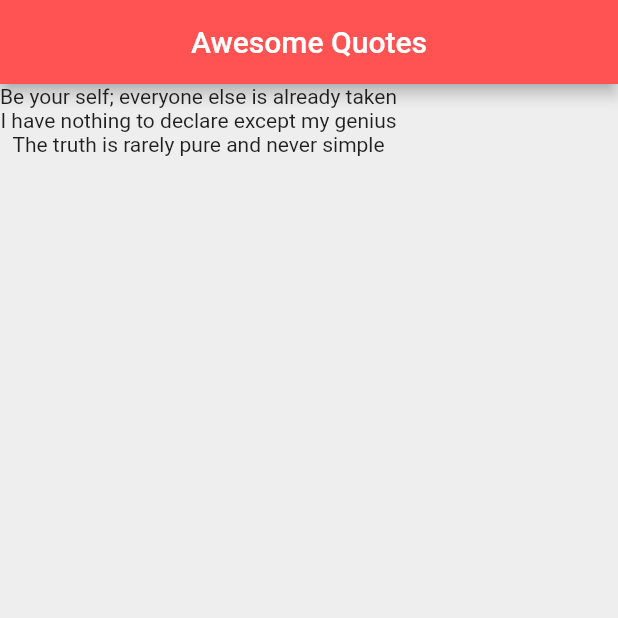
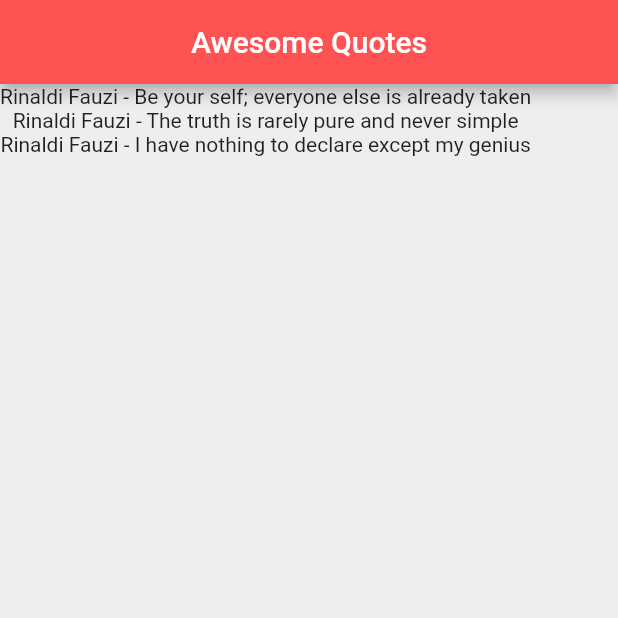
Before and after one commit to rinaldi123fauzi/rinaldiID_Flutter, a Flutter app: the screen it shows after launch, on a phone screen of 412 x 824 dp, the top half of it. Run offline on Flutter 3.47's test engine with Material 2 defaults, Android fonts, the phone set to English and light mode, and no system bars.

Commit message:
learning on chapter 18 - custome classes

```diff
--- a/lib/main.dart
+++ b/lib/main.dart
@@ -1,4 +1,5 @@
 import 'package:flutter/material.dart';
+import 'quote.dart';
 
 void main() {
   runApp(MaterialApp(
@@ -13,10 +14,10 @@ class QuoteList extends StatefulWidget {
 }
 
 class _QuoteListState extends State<QuoteList> {
-  List<String> quotes = [
-    'Be your self; everyone else is already taken',
-    'I have nothing to declare except my genius',
-    'The truth is rarely pure and never simple'
+  List<Quote> quotes = [
+    Quote(author: 'Rinaldi Fauzi', text: 'Be your self; everyone else is already taken'),
+    Quote(author: 'Rinaldi Fauzi', text: 'The truth is rarely pure and never simple'),
+    Quote(author: 'Rinaldi Fauzi', text: 'I have nothing to declare except my genius')
   ];
 
   @override
@@ -29,10 +30,7 @@ class _QuoteListState extends State<QuoteList> {
         backgroundColor: Colors.redAccent,
       ),
       body: Column(
-        children: quotes.map((quote) => Text(quote)).toList()
-        // children: quotes.map((quote) {
-        //   return Text(quote);
-        // }).toList(),
+        children: quotes.map((quote) => Text('${quote.author} - ${quote.text}')).toList(),
       ),
     );
   }
--- /dev/null
+++ b/lib/quote.dart
@@ -0,0 +1,7 @@
+class Quote {
+
+  String text;
+  String author;
+
+  Quote({ required this.text, required this.author });
+}
```
